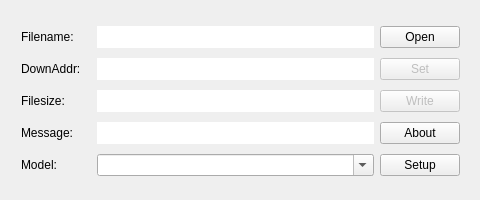
Before: the Qt Designer form widget.ui in illuspas/xdnw, drawn with Qt 5.
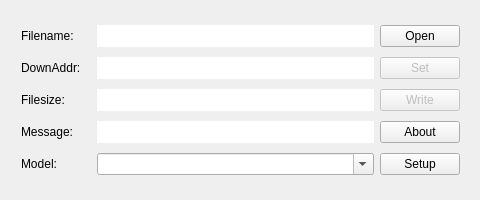
After: the same form once the commit is applied.

What changed in the file:
```diff
--- a/widget.ui
+++ b/widget.ui
@@ -29,7 +29,7 @@
    <property name="geometry">
     <rect>
      <x>10</x>
-     <y>11</y>
+     <y>10</y>
      <width>461</width>
      <height>181</height>
     </rect>
```
